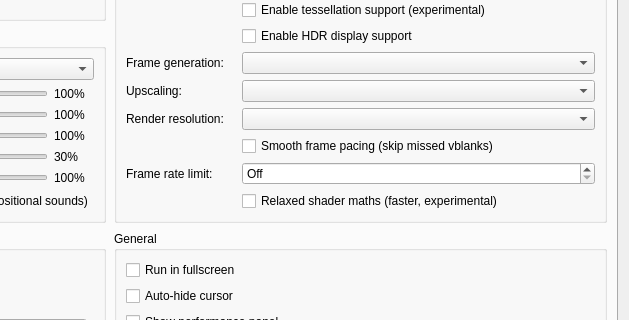
biggsymobile-png/KytyPS5, file src/launcher/forms/configuration_edit_dialog.ui: the form before one commit; both pictures show x 344 to 973 and y 294 to 614 of the 973 by 862 pixel window.
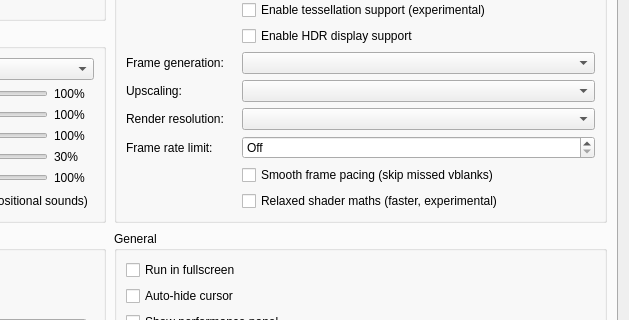
The form after the commit. Custom widgets are drawn as their Qt base class.

Commit message:
Launcher: Frame rate limit above the Smooth frame pacing and Relaxed shader maths checkboxes
Claude-Session: https://claude.ai/code/session_01MYrbTh2mTBkYrpBvqMpKd7

```diff
--- a/src/launcher/forms/configuration_edit_dialog.ui
+++ b/src/launcher/forms/configuration_edit_dialog.ui
@@ -348,12 +348,12 @@
               <property name="text"><string>Render resolution:</string></property>
              </widget>
             </item>
-            <item row="14" column="0">
+            <item row="13" column="0">
              <widget class="QLabel" name="label_frame_rate_limit">
               <property name="text"><string>Frame rate limit:</string></property>
              </widget>
             </item>
-            <item row="14" column="1">
+            <item row="13" column="1">
              <widget class="QSpinBox" name="spinBox_frame_rate_limit">
               <property name="toolTip"><string>With frame generation on: NVIDIA Reflex holds the game's rendered frames to at most this rate, so generated frames are evenly spaced (on screen: this times the frame generation factor). Pick a rate your PC holds steadily, e.g. 40 or 60 with a 120 Vblank frequency. Off: no limit.</string></property>
               <property name="specialValueText"><string>Off</string></property>
@@ -369,7 +369,7 @@
               <property name="text"><string>Relaxed shader maths (faster, experimental)</string></property>
              </widget>
             </item>
-            <item row="13" column="1">
+            <item row="14" column="1">
              <widget class="QCheckBox" name="checkBox_smooth_frame_pacing">
               <property name="toolTip"><string>Runs the emulator's virtual vblank on an absolute timeline: after a slow frame, a vblank is skipped instead of the next frames being shown back to back to catch up. Can feel smoother when the frame rate dips (KYTY_PRESENT_ABS_VBLANK). With Present mode Immediate, frames are shown as soon as they are ready, at most one per vblank: the best choice on G-Sync/FreeSync displays. Only the display skips a missed vblank; the game still counts it, so its speed stays right.</string></property>
               <property name="text"><string>Smooth frame pacing (skip missed vblanks)</string></property>
```
